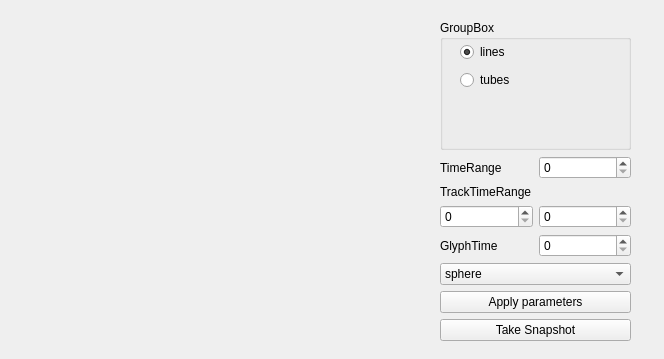
The window that src/DesignerTrackWidget.ui (NicolasRannou/TrackVisualization) describes before a commit, drawn with Qt 5.
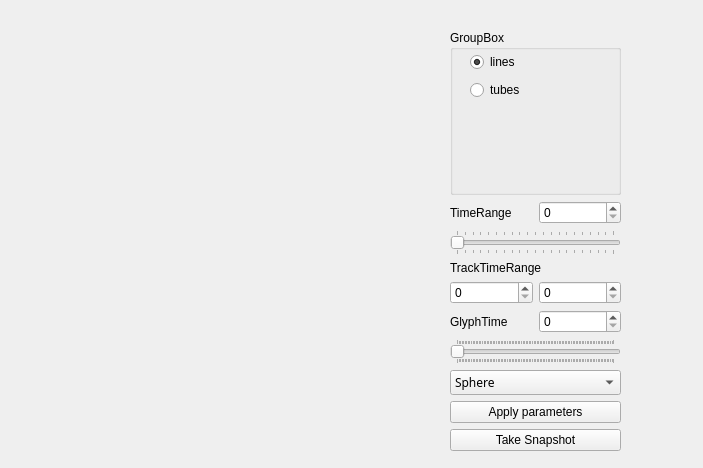
The same window after the commit. Custom widgets are drawn as their Qt base class.

Commit message: UP: GlyphShape, tubes/lines, times work

Patch:
```diff
--- a/src/DesignerTrackWidget.ui
+++ b/src/DesignerTrackWidget.ui
@@ -6,8 +6,8 @@
    <rect>
     <x>0</x>
     <y>0</y>
-    <width>664</width>
-    <height>359</height>
+    <width>703</width>
+    <height>468</height>
    </rect>
   </property>
   <property name="windowTitle">
@@ -23,13 +23,13 @@
     </rect>
    </property>
   </widget>
-  <widget class="QWidget" name="">
+  <widget class="QWidget" name="layoutWidget">
    <property name="geometry">
     <rect>
-     <x>440</x>
-     <y>20</y>
-     <width>191</width>
-     <height>321</height>
+     <x>450</x>
+     <y>30</y>
+     <width>171</width>
+     <height>421</height>
     </rect>
    </property>
    <layout class="QVBoxLayout" name="verticalLayout_3">
@@ -38,12 +38,12 @@
       <property name="title">
        <string>GroupBox</string>
       </property>
-      <widget class="QWidget" name="">
+      <widget class="QWidget" name="layoutWidget">
        <property name="geometry">
         <rect>
          <x>20</x>
          <y>20</y>
-         <width>121</width>
+         <width>66</width>
          <height>54</height>
         </rect>
        </property>
@@ -89,6 +89,25 @@
         </item>
        </layout>
       </item>
+      <item>
+       <widget class="QSlider" name="timeRangeSlider">
+        <property name="maximum">
+         <number>999</number>
+        </property>
+        <property name="singleStep">
+         <number>10</number>
+        </property>
+        <property name="orientation">
+         <enum>Qt::Horizontal</enum>
+        </property>
+        <property name="tickPosition">
+         <enum>QSlider::TicksBothSides</enum>
+        </property>
+        <property name="tickInterval">
+         <number>50</number>
+        </property>
+       </widget>
+      </item>
       <item>
        <layout class="QGridLayout" name="gridLayout">
         <item row="0" column="0" colspan="2">
@@ -132,11 +151,38 @@
         </item>
        </layout>
       </item>
+      <item>
+       <widget class="QSlider" name="glyphTimeSlider">
+        <property name="maximum">
+         <number>999</number>
+        </property>
+        <property name="singleStep">
+         <number>10</number>
+        </property>
+        <property name="orientation">
+         <enum>Qt::Horizontal</enum>
+        </property>
+        <property name="tickPosition">
+         <enum>QSlider::TicksBothSides</enum>
+        </property>
+        <property name="tickInterval">
+         <number>10</number>
+        </property>
+       </widget>
+      </item>
       <item>
        <widget class="QComboBox" name="glyphShape">
+        <property name="font">
+         <font>
+          <family>Sans Serif</family>
+         </font>
+        </property>
+        <property name="focusPolicy">
+         <enum>Qt::StrongFocus</enum>
+        </property>
         <item>
          <property name="text">
-          <string>sphere</string>
+          <string>Sphere</string>
          </property>
         </item>
         <item>
```
Left out of the diff: 88 changed lines with no effect on the pictures. The commit also changes 4 other files.
